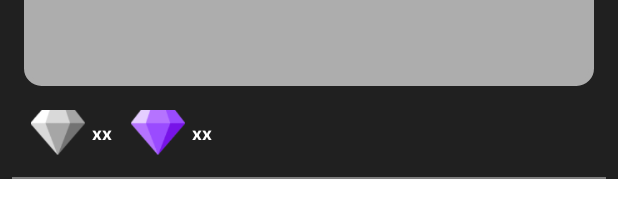
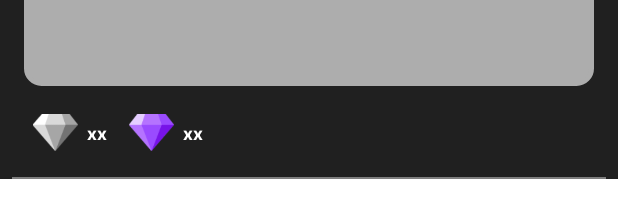
Before and after one commit to itSim04/Bliss, an Android app: the layout text_gem_item.xml on its own in the app's theme, with its tools: preview values and no code run, on a phone screen of 412 x 824 dp. Shown: the part 197-415 px from the top of the screen. Run offline under Robolectric (Android 15) with nearby library versions, the phone set to English and light mode, and no system bars.

Commit message:
Fixed the display of the text adapter

```diff
--- a/Bliss_client/app/src/main/res/layout/text_gem_item.xml
+++ b/Bliss_client/app/src/main/res/layout/text_gem_item.xml
@@ -2,6 +2,7 @@
 <androidx.constraintlayout.widget.ConstraintLayout xmlns:android="http://schemas.android.com/apk/res/android"
     xmlns:app="http://schemas.android.com/apk/res-auto"
     xmlns:tools="http://schemas.android.com/tools"
+    android:id="@+id/TextGemItem"
     android:layout_width="match_parent"
     android:layout_height="wrap_content"
     android:background="#202020">
@@ -51,14 +52,14 @@
 
         <ImageView
             android:id="@+id/reminesLabel"
-            android:layout_width="0dp"
-            android:layout_height="wrap_content"
+            android:layout_width="30dp"
+            android:layout_height="30dp"
             android:layout_marginStart="8dp"
             app:layout_constraintBottom_toBottomOf="parent"
             app:layout_constraintEnd_toStartOf="@+id/reminesNum"
             app:layout_constraintStart_toEndOf="@+id/diamondsNum"
             app:layout_constraintTop_toTopOf="parent"
-            app:srcCompat="@drawable/remines" />
+            android:src="@drawable/remines" />
 
         <TextView
             android:id="@+id/reminesNum"
@@ -75,13 +76,13 @@
 
         <ImageView
             android:id="@+id/diamondsLabel"
-            android:layout_width="0dp"
-            android:layout_height="wrap_content"
+            android:layout_width="30dp"
+            android:layout_height="30dp"
             app:layout_constraintBottom_toBottomOf="parent"
             app:layout_constraintEnd_toStartOf="@+id/diamondsNum"
             app:layout_constraintStart_toStartOf="parent"
             app:layout_constraintTop_toTopOf="parent"
-            app:srcCompat="@drawable/diamonds" />
+            android:src="@drawable/diamonds" />
 
         <TextView
             android:id="@+id/diamondsNum"
@@ -144,7 +145,7 @@
                 app:layout_constraintEnd_toStartOf="@+id/userNameText"
                 app:layout_constraintStart_toStartOf="parent"
                 app:layout_constraintTop_toTopOf="parent"
-                app:srcCompat="@drawable/placeholder_profile_picture" />
+                android:src="@drawable/placeholder_profile_picture" />
 
             <TextView
                 android:id="@+id/userNameText"
```
Also changed, not shown: Bliss_client/app/src/main/java/com/csc498g/bliss/FeedActivity.java (+9 -1 lines).
